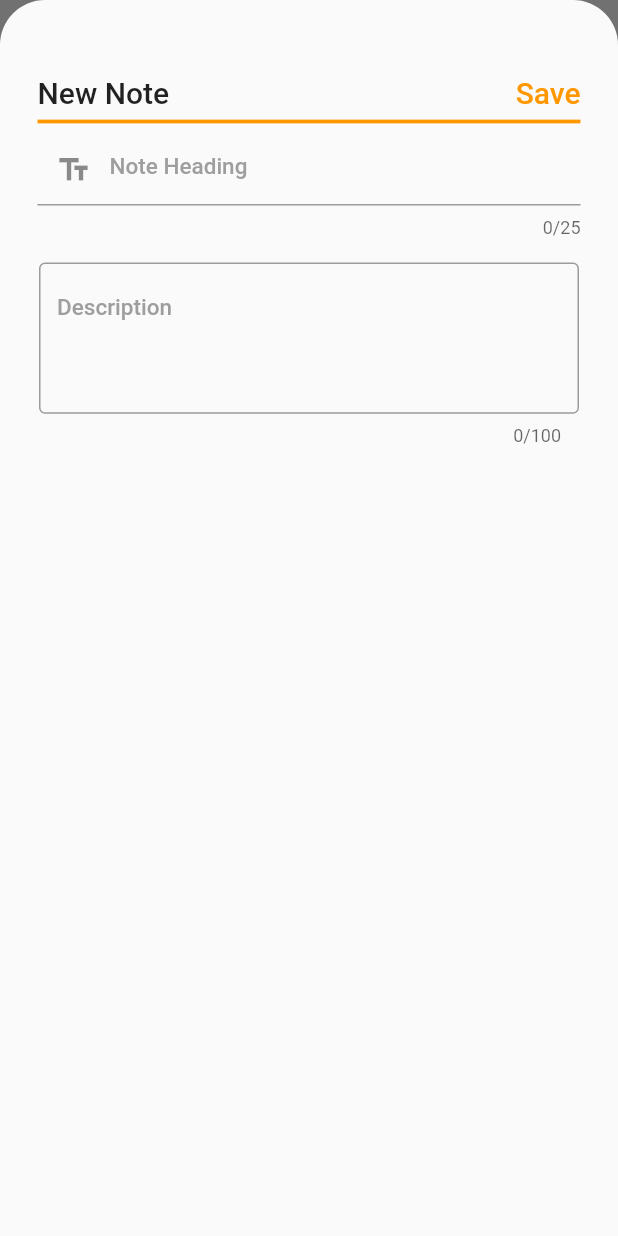
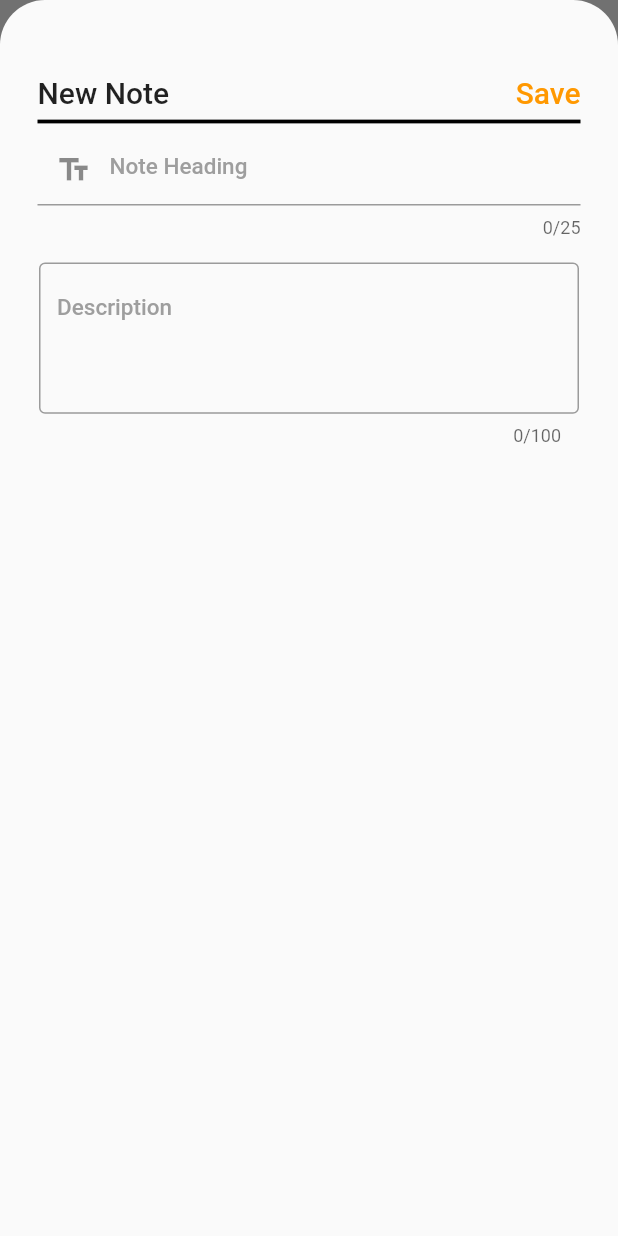
Before and after one commit to SHAHZAIB-prog/labfinal, a Flutter app: the NotesPage screen opened directly with empty values, after a tap on the "create" icon, on a phone screen of 412 x 824 dp. Run offline on Flutter 3.47's test engine with Material 2 defaults, Android fonts, the phone set to English and light mode, and no system bars; our stand-ins replace auto_size_text, firebase_auth, firebase_core, firebase_database, google_fonts; accounts and stored records are empty.

```diff
--- a/lib/Notes.dart
+++ b/lib/Notes.dart
@@ -345,7 +345,7 @@ class _NotesPageState extends State<NotesPage> {
                         ],
                       ),
                       Divider(
-                        color: Colors.orange,
+                        color: Colors.black,
                         thickness: 2.5,
                       ),
                       TextFormField(
@@ -432,7 +432,7 @@ Widget notesHeader() {
           ),
         ),
         Divider(
-          color: Colors.orange,
+          color: Colors.black,
           thickness: 2.5,
         ),
       ],
```
